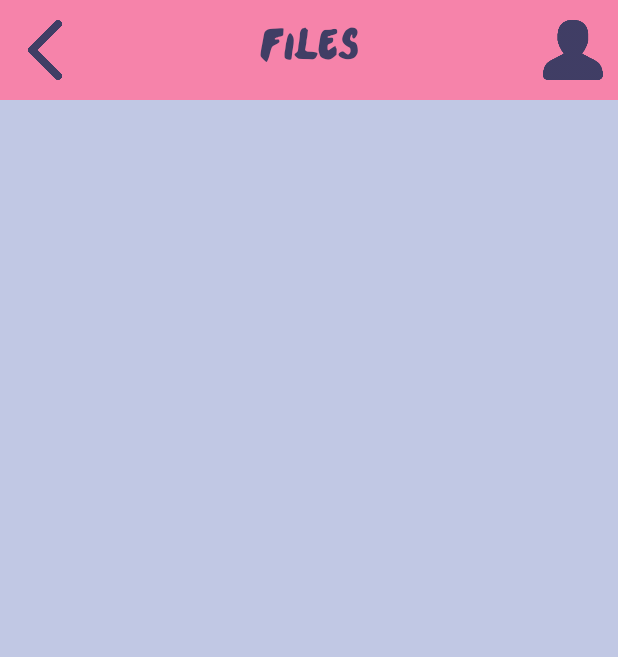
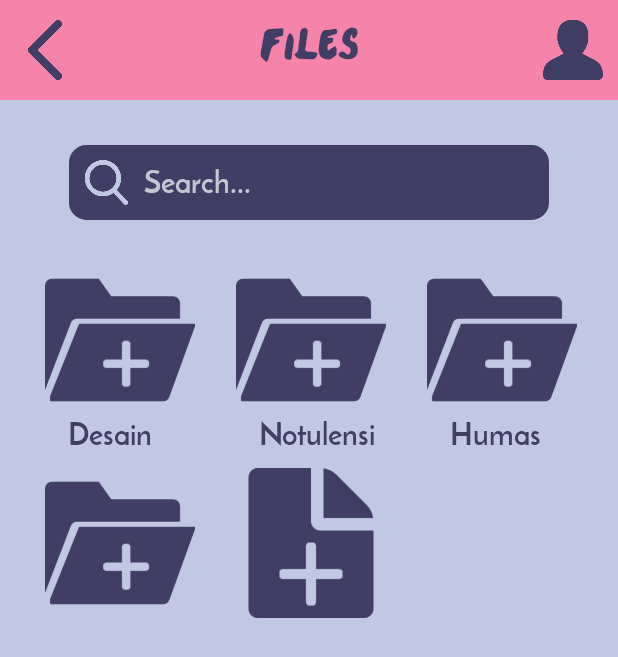
Before and after one commit to realicejoanne/monica-dev, an Android app: the FileCloud screen opened directly, with no data from a screen before it, on a phone screen of 412 x 824 dp. Shown: the top 657 px of the screen. Run offline under Robolectric (Android 15) with nearby library versions, the phone set to English and light mode, and no system bars.

Commit message:
File Cloud

```diff
--- a/Monica/app/src/main/java/unpad/rockbottom/monica/CreateCommittee.java
+++ b/Monica/app/src/main/java/unpad/rockbottom/monica/CreateCommittee.java
@@ -10,7 +10,7 @@ public class CreateCommittee extends AppCompatActivity {
     protected void onCreate(Bundle savedInstanceState) {
         super.onCreate(savedInstanceState);
         setContentView(R.layout.activity_create_committee);
-        Toolbar toolbar = (Toolbar) findViewById(R.id.create_comittees_appbar);
-        setSupportActionBar(toolbar);
+//        Toolbar toolbar = (Toolbar) findViewById(R.id.create_comittees_appbar);
+//        setSupportActionBar(toolbar);
     }
 }
--- a/Monica/app/src/main/java/unpad/rockbottom/monica/FileCloud.java
+++ b/Monica/app/src/main/java/unpad/rockbottom/monica/FileCloud.java
@@ -2,12 +2,42 @@ package unpad.rockbottom.monica;
 
 import android.support.v7.app.AppCompatActivity;
 import android.os.Bundle;
+import android.view.View;
+import android.widget.AdapterView;
+import android.widget.GridView;
+import android.widget.Toast;
+
+import java.util.ArrayList;
 
 public class FileCloud extends AppCompatActivity {
-
+//    private FileItem[] files;
     @Override
     protected void onCreate(Bundle savedInstanceState) {
         super.onCreate(savedInstanceState);
         setContentView(R.layout.activity_file_cloud);
+        final ArrayList<FileItem> files = new ArrayList<>();
+        files.add(new FileItem("Desain",R.drawable.folder));
+        files.add(new FileItem("Notulensi",R.drawable.folder));
+        files.add(new FileItem("Humas",R.drawable.folder));
+        files.add(new FileItem("",R.drawable.folder));
+        files.add(new FileItem("",R.drawable.file));
+        GridView gridView = (GridView)findViewById(R.id.grid_files);
+        final FilesAdapter filesAdapter = new FilesAdapter(this,files);
+        gridView.setOnItemClickListener(new AdapterView.OnItemClickListener() {
+            @Override
+            public void onItemClick(AdapterView<?> adapterView, View view, int position, long id) {
+                FileItem fileItemAdapter = files.get(position);
+                Toast.makeText(FileCloud.this, "Posisi: "+position, Toast.LENGTH_SHORT)
+                        .show();
+                if (position == (files.size()-2)) {
+                    files.add((files.size()-2),new FileItem("Tambahan", R.drawable.folder));
+                }
+                if (position == (files.size()-1)){
+                    files.add((files.size()-2),new FileItem("Tambahan", R.drawable.file));
+                }
+                filesAdapter.notifyDataSetChanged();
+            }
+        });
+        gridView.setAdapter(filesAdapter);
     }
 }
--- /dev/null
+++ b/Monica/app/src/main/java/unpad/rockbottom/monica/FileItem.java
@@ -0,0 +1,20 @@
+package unpad.rockbottom.monica;
+
+public class FileItem {
+    private String textView;
+    private int imageResource;
+
+    public FileItem(String textView, int imageResource) {
+        this.textView = textView;
+        this.imageResource = imageResource;
+    }
+
+    public int getImageResource() {
+        return imageResource;
+    }
+
+    public String getTextView() {
+        return textView;
+    }
+    //    Return whether or not there is an image
+}
--- /dev/null
+++ b/Monica/app/src/main/java/unpad/rockbottom/monica/FilesAdapter.java
@@ -0,0 +1,55 @@
+package unpad.rockbottom.monica;
+
+import android.content.Context;
+import android.view.LayoutInflater;
+import android.view.View;
+import android.view.ViewGroup;
+import android.widget.BaseAdapter;
+import android.widget.ImageView;
+import android.widget.TextView;
+
+import java.io.File;
+import java.util.ArrayList;
+
+public class FilesAdapter extends BaseAdapter {
+    private Context mContext;
+    private ArrayList<FileItem> file;
+
+    public FilesAdapter(Context mContext, ArrayList<FileItem> file) {
+        this.mContext = mContext;
+        this.file = file;
+    }
+
+    @Override
+    public int getCount() {
+        return file.size();
+    }
+
+    @Override
+    public Object getItem(int i) {
+        return null;
+    }
+
+    @Override
+    public long getItemId(int i) {
+        return 0;
+    }
+
+    @Override
+    public View getView(int position, View view, ViewGroup viewGroup) {
+        FileItem fileItemAdapter = file.get(position);
+        View gridItemView = view;
+        // 2
+        if (gridItemView == null) {
+            final LayoutInflater layoutInflater = LayoutInflater.from(mContext);
+            gridItemView = layoutInflater.inflate(R.layout.file_list_item, null);
+        }
+        TextView folderName = (TextView) gridItemView.findViewById(R.id.text_file_grid);
+        folderName.setText(fileItemAdapter.getTextView());
+        ImageView imageView = (ImageView) gridItemView.findViewById(R.id.grid_image);
+        imageView.setImageResource(fileItemAdapter.getImageResource());
+//        TextView dummyTextView = new TextView(mContext);
+//        dummyTextView.setText(String.valueOf(position));
+        return gridItemView;
+    }
+}
--- a/Monica/app/src/main/java/unpad/rockbottom/monica/MainActivity.java
+++ b/Monica/app/src/main/java/unpad/rockbottom/monica/MainActivity.java
@@ -13,11 +13,18 @@ public class MainActivity extends AppCompatActivity {
         super.onCreate(savedInstanceState);
         setContentView(R.layout.activity_main);
         Button btn = (Button) findViewById(R.id.create_comittees_homepage);
+        Button btnFile = (Button) findViewById(R.id.create_file_cloud);
         btn.setOnClickListener(new View.OnClickListener() {
             @Override
             public void onClick(View view) {
                 startActivity(new Intent(MainActivity.this,CreateCommittee.class));
             }
         });
+        btnFile.setOnClickListener(new View.OnClickListener() {
+            @Override
+            public void onClick(View view) {
+                startActivity(new Intent(MainActivity.this,FileCloud.class));
+            }
+        });
     }
 }
--- /dev/null
+++ b/Monica/app/src/main/res/drawable/search_background.xml
@@ -0,0 +1,7 @@
+<?xml version="1.0" encoding="utf-8"?>
+<shape xmlns:android="http://schemas.android.com/apk/res/android">
+    <solid android:color="@color/colorPrimaryDark"/>
+    <stroke android:width="3dp" android:color="@color/colorPrimaryDark" />
+    <corners android:radius="10dp"/>
+    <padding android:left="0dp" android:top="0dp" android:right="0dp" android:bottom="0dp" />
+</shape>
--- a/Monica/app/src/main/res/layout/activity_file_cloud.xml
+++ b/Monica/app/src/main/res/layout/activity_file_cloud.xml
@@ -9,6 +9,7 @@
     tools:context=".FileCloud">
 
     <LinearLayout
+        android:id="@+id/appBarFiles"
         android:layout_width="match_parent"
         android:layout_height="100px"
         android:orientation="horizontal"
@@ -43,4 +44,42 @@
             android:scaleType="centerInside"
             android:layout_weight="1"/>
     </LinearLayout>
+    <LinearLayout
+        android:orientation="horizontal"
+        android:layout_marginTop="30dp"
+        android:id="@+id/search_file"
+        android:layout_centerHorizontal="true"
+        android:background="@drawable/search_background"
+        android:layout_below="@id/appBarFiles"
+        android:layout_width="320dp"
+        android:layout_height="wrap_content">
+        <ImageView
+            android:layout_marginLeft="10dp"
+            android:layout_marginRight="10dp"
+            android:src="@drawable/search"
+            android:layout_width="30dp"
+            android:layout_height="50dp" />
+        <EditText
+            android:layout_gravity="center_vertical"
+            android:hint="Search..."
+            android:textSize="20sp"
+            android:lines="1"
+            android:maxLines="1"
+            android:background="@null"
+            android:singleLine="true"
+            android:fontFamily="@font/josefinsans_bold"
+            android:layout_width="match_parent"
+            android:layout_height="wrap_content" />
+    </LinearLayout>
+    <GridView
+        android:layout_marginTop="30dp"
+        android:layout_marginLeft="30dp"
+        android:numColumns="3"
+        android:verticalSpacing="10dp"
+        android:layout_below="@id/search_file"
+        android:id="@+id/grid_files"
+        android:layout_width="match_parent"
+        android:layout_height="match_parent">
+
+    </GridView>
 </RelativeLayout>
--- a/Monica/app/src/main/res/layout/activity_main.xml
+++ b/Monica/app/src/main/res/layout/activity_main.xml
@@ -1,5 +1,5 @@
 <?xml version="1.0" encoding="utf-8"?>
-<android.support.constraint.ConstraintLayout xmlns:android="http://schemas.android.com/apk/res/android"
+<RelativeLayout xmlns:android="http://schemas.android.com/apk/res/android"
     xmlns:app="http://schemas.android.com/apk/res-auto"
     xmlns:tools="http://schemas.android.com/tools"
     android:layout_width="match_parent"
@@ -19,5 +19,11 @@
         android:text="create comittees"
         android:layout_width="wrap_content"
         android:layout_height="wrap_content" />
+    <Button
+        android:layout_below="@id/create_comittees_homepage"
+        android:id="@+id/create_file_cloud"
+        android:text="File Cloud"
+        android:layout_width="wrap_content"
+        android:layout_height="wrap_content" />
 
-</android.support.constraint.ConstraintLayout>
+</RelativeLayout>
--- /dev/null
+++ b/Monica/app/src/main/res/layout/file_list_item.xml
@@ -0,0 +1,19 @@
+<?xml version="1.0" encoding="utf-8"?>
+<LinearLayout xmlns:android="http://schemas.android.com/apk/res/android"
+    android:orientation="vertical" android:layout_width="wrap_content"
+    android:layout_height="wrap_content">
+    <ImageView
+        android:id="@+id/grid_image"
+        android:src="@drawable/folder"
+        android:layout_width="100dp"
+        android:layout_height="100dp" />
+    <TextView
+        android:id="@+id/text_file_grid"
+        android:text="Desain"
+        android:layout_marginLeft="15dp"
+        android:textSize="20sp"
+        android:textColor="@color/colorPrimaryDark"
+        android:fontFamily="@font/josefinsans_bold"
+        android:layout_width="wrap_content"
+        android:layout_height="wrap_content" />
+</LinearLayout>
```
Also changed, not shown: Monica/app/src/main/res/drawable/file.png (added), Monica/app/src/main/res/drawable/folder.png (added), Monica/app/src/main/res/drawable/search.png (added).
